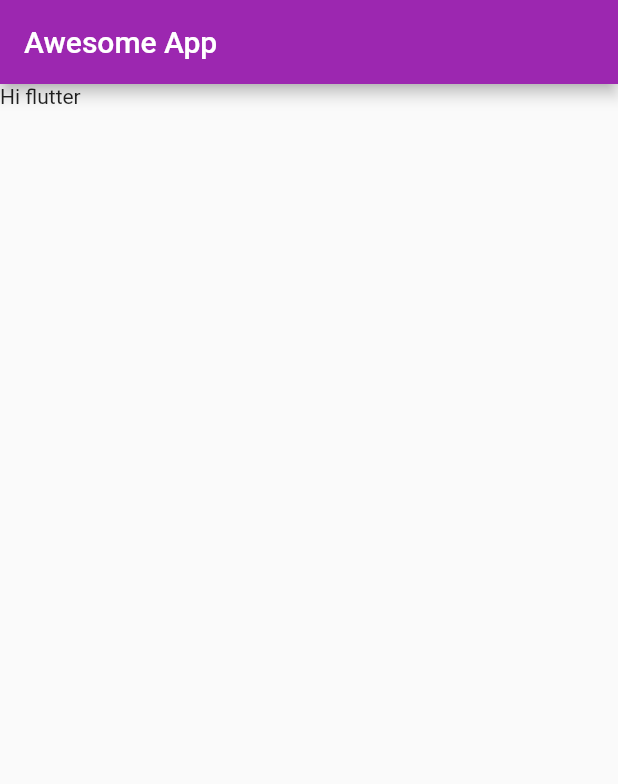
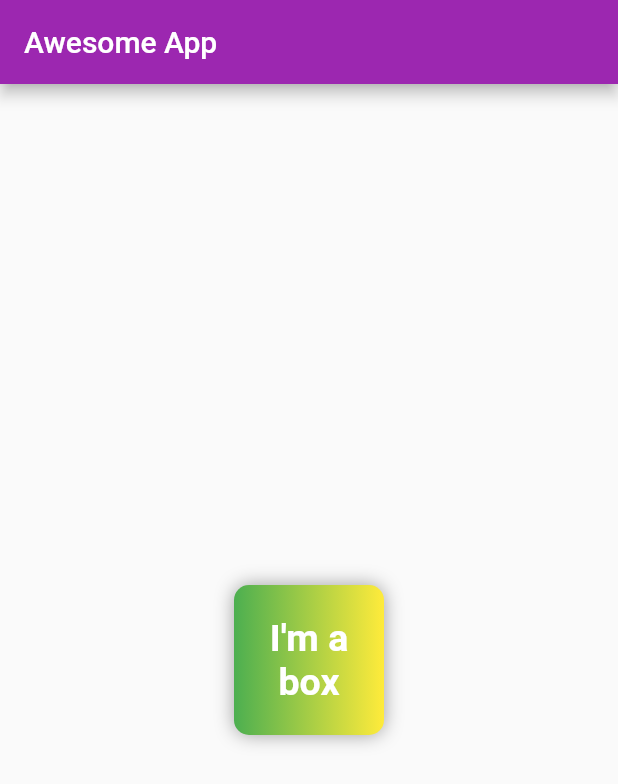
Before and after one commit to AndresOtalora01/flutter_essentials, a Flutter app: the screen it shows after launch, on a phone screen of 412 x 824 dp. Shown: the top 784 px of the screen. Run offline on Flutter 3.47's test engine with Material 2 defaults, Android fonts, the light colour scheme and no system bars.

Commit message:
ch2 containers and text

```diff
--- a/lib/main.dart
+++ b/lib/main.dart
@@ -17,7 +17,37 @@ class HomePage extends StatelessWidget {
       appBar: AppBar(
         title: Text("Awesome App"),
         ),
-        body: Container(child: Text("Hi flutter"),
+        body: Center(
+          child: Container(
+            padding: const EdgeInsets.all(8),
+            width: 100,
+            height: 100,
+            alignment: Alignment.center,
+            decoration: BoxDecoration(
+              color: Colors.red,
+              borderRadius: BorderRadius.circular(10),
+              gradient: LinearGradient(
+                colors: [
+                  Colors.green,
+                  Colors.yellow
+                ]
+              ),
+              boxShadow: [
+                BoxShadow(
+                  color: Colors.grey,
+                  blurRadius: 10
+                ),
+              ]
+            ),
+            child: Text("I'm a box",
+            textAlign: TextAlign.center,
+            style: TextStyle(
+              fontSize: 25,
+              color: Colors.white,
+              fontWeight: FontWeight.bold
+            ),
+            ),
+          ),
         ),
     );
   }
```
